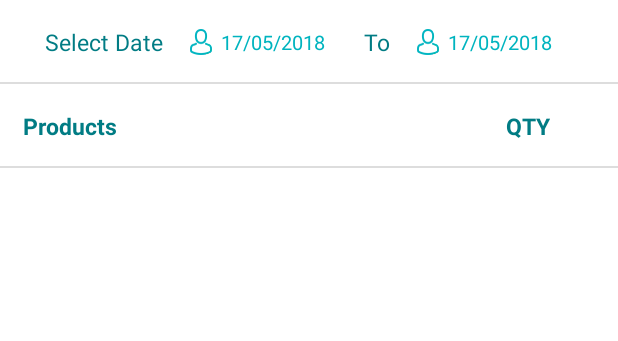
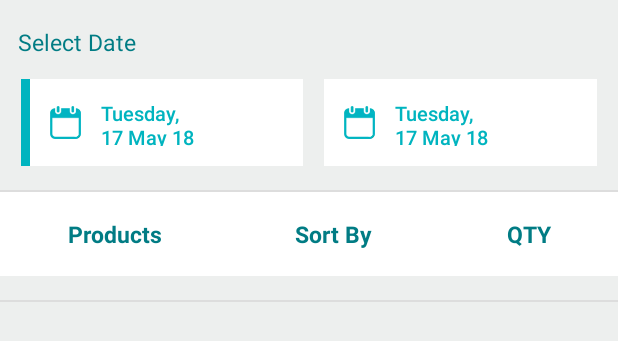
Before and after one commit to sandeepbahalkar123/pharmEasyRetailApp_repo, an Android app: the layout shortbook.xml on its own in the app's theme, with its tools: preview values and no code run, on a phone screen of 412 x 824 dp. Shown: the top 341 px of the screen. Run offline under Robolectric (Android 15) with nearby library versions, the phone set to English and light mode, and no system bars.

Commit message:
modified shortbook ui

```diff
--- a/app/src/main/res/layout/shortbook.xml
+++ b/app/src/main/res/layout/shortbook.xml
@@ -4,7 +4,7 @@
     xmlns:tools="http://schemas.android.com/tools"
     android:layout_width="match_parent"
     android:layout_height="match_parent"
-    android:background="@color/white">
+    android:background="@color/daybooklightgreycolor">
 
     <LinearLayout
         android:id="@+id/mainlayout"
@@ -12,63 +12,91 @@
         android:layout_height="match_parent"
         android:orientation="vertical">
 
-        <LinearLayout
-            android:id="@+id/selectdatelayout"
-            android:layout_width="match_parent"
-            android:layout_height="wrap_content"
-            android:layout_marginLeft="@dimen/dp30"
-            android:layout_marginTop="@dimen/dp17"
-            android:orientation="horizontal">
-
         <TextView
             android:layout_width="wrap_content"
             android:layout_height="wrap_content"
-                android:layout_gravity="center"
-                android:layout_weight="0.1"
+            android:layout_marginLeft="@dimen/dp12"
+            android:layout_marginTop="@dimen/dp17"
             android:fontFamily="@font/roboto_regular"
             android:text="@string/select_date"
             android:textColor="@color/dayBookTextColor"
             android:textSize="@dimen/sp15" />
 
-            <TextView
-                android:id="@+id/selectdateValue"
+        <LinearLayout
+            android:id="@+id/selectdatelayout"
+            android:layout_width="match_parent"
+            android:layout_height="@dimen/dp58"
+            android:layout_marginLeft="@dimen/dp14"
+            android:layout_marginTop="@dimen/dp14"
+            android:orientation="horizontal">
+
+            <LinearLayout
+                android:id="@+id/toDateMainLayout"
                 android:layout_width="wrap_content"
                 android:layout_height="wrap_content"
-                android:layout_gravity="center"
-                android:layout_marginLeft="@dimen/dp10"
-                android:layout_marginRight="@dimen/dp10"
-                android:layout_weight="0.2"
-                android:drawableLeft="@drawable/login_username"
-                android:drawablePadding="@dimen/dp6"
-                android:fontFamily="@font/roboto_regular"
+                android:layout_weight="1.0"
+                android:background="@color/white">
+
+                <View
+                    android:layout_width="@dimen/dp6"
+                    android:layout_height="wrap_content"
+                    android:background="@color/themecolor" />
+
+                <ImageView
+                    android:layout_width="wrap_content"
+                    android:layout_height="wrap_content"
+                    android:layout_gravity="center_vertical"
+                    android:padding="@dimen/dp13"
+                    android:src="@drawable/calendar" />
+
+                <TextView
+                    android:id="@+id/toDateValue"
+                    android:layout_width="wrap_content"
+                    android:layout_height="wrap_content"
+                    android:layout_gravity="center_vertical"
+                    android:fontFamily="@font/roboto_medium"
+                    android:paddingBottom="@dimen/dp13"
+                    android:paddingEnd="@dimen/dp48"
+                    android:paddingRight="@dimen/dp48"
+                    android:paddingTop="@dimen/dp13"
                     android:textColor="@color/themecolor"
                     android:textSize="@dimen/sp13"
-                tools:text="17/05/2018" />
+                    tools:text="Tuesday, \n17 May 18" />
+
+            </LinearLayout>
+
+            <LinearLayout
+                android:id="@+id/fromDateMainLayout"
+                android:layout_width="wrap_content"
+                android:layout_height="wrap_content"
+                android:layout_marginLeft="@dimen/dp14"
+                android:layout_marginRight="@dimen/dp14"
+                android:layout_weight="1.0"
+                android:background="@color/white">
+
+                <ImageView
+                    android:layout_width="wrap_content"
+                    android:layout_height="wrap_content"
+                    android:layout_gravity="center_vertical"
+                    android:padding="@dimen/dp13"
+                    android:src="@drawable/calendar" />
 
                 <TextView
+                    android:id="@+id/fromDateValue"
                     android:layout_width="wrap_content"
                     android:layout_height="wrap_content"
-                android:layout_gravity="center"
-                android:layout_weight="0.1"
-                android:fontFamily="@font/roboto_regular"
-                android:text="@string/toDate"
-                android:textColor="@color/dayBookTextColor"
-                android:textSize="@dimen/sp15" />
-
-            <TextView
-                android:id="@+id/todateValue"
-                android:layout_width="wrap_content"
-                android:layout_height="wrap_content"
-                android:layout_gravity="center"
-                android:layout_marginLeft="@dimen/dp10"
-                android:layout_marginRight="@dimen/dp10"
-                android:layout_weight="0.4"
-                android:drawableLeft="@drawable/login_username"
-                android:drawablePadding="@dimen/dp6"
-                android:fontFamily="@font/roboto_regular"
+                    android:layout_gravity="center_vertical"
+                    android:fontFamily="@font/roboto_medium"
+                    android:paddingBottom="@dimen/dp13"
+                    android:paddingEnd="@dimen/dp48"
+                    android:paddingRight="@dimen/dp48"
+                    android:paddingTop="@dimen/dp13"
                     android:textColor="@color/themecolor"
                     android:textSize="@dimen/sp13"
-                tools:text="17/05/2018" />
+                    tools:text="Tuesday, \n17 May 18" />
+
+            </LinearLayout>
+
         </LinearLayout>
 
         <View
@@ -77,34 +105,51 @@
             android:layout_marginTop="@dimen/dp16"
             android:background="@color/dividercolor" />
 
-        <RelativeLayout
-            android:id="@+id/particularlayout"
+        <LinearLayout
+            android:id="@+id/productslayout"
             android:layout_width="match_parent"
             android:layout_height="wrap_content"
-            android:layout_marginLeft="@dimen/dp15"
-            android:layout_marginTop="@dimen/dp17">
+            android:background="@color/white"
+            android:orientation="horizontal">
 
             <TextView
                 android:layout_width="wrap_content"
                 android:layout_height="wrap_content"
-                android:layout_alignParentLeft="true"
-                android:layout_gravity="center"
+                android:layout_gravity="center_horizontal"
+                android:layout_weight="1.0"
                 android:fontFamily="@font/roboto_bold"
+                android:gravity="center"
+                android:paddingBottom="@dimen/dp17"
+                android:paddingTop="@dimen/dp17"
                 android:text="@string/products"
                 android:textColor="@color/dayBookTextColor"
                 android:textSize="@dimen/sp15" />
 
+            <TextView
+                android:id="@+id/sortBy"
+                android:layout_width="wrap_content"
+                android:layout_height="wrap_content"
+                android:layout_weight="1.0"
+                android:fontFamily="@font/roboto_bold"
+                android:gravity="center"
+                android:paddingBottom="@dimen/dp17"
+                android:paddingTop="@dimen/dp17"
+                android:text="@string/sortBy"
+                android:textColor="@color/dayBookTextColor"
+                android:textSize="@dimen/sp15" />
 
             <TextView
                 android:layout_width="wrap_content"
                 android:layout_height="wrap_content"
-                android:layout_alignParentRight="true"
-                android:layout_marginRight="@dimen/dp45"
+                android:layout_weight="1.0"
                 android:fontFamily="@font/roboto_bold"
+                android:gravity="center"
+                android:paddingBottom="@dimen/dp17"
+                android:paddingTop="@dimen/dp17"
                 android:text="@string/quantity"
                 android:textColor="@color/dayBookTextColor"
                 android:textSize="@dimen/sp15" />
-        </RelativeLayout>
+        </LinearLayout>
 
         <View
             android:layout_width="match_parent"
@@ -120,7 +165,6 @@
         </android.support.v7.widget.RecyclerView>
 
 
-
     </LinearLayout>
 
 
--- a/app/src/main/res/values/strings.xml
+++ b/app/src/main/res/values/strings.xml
@@ -64,6 +64,7 @@
     <string name="doctorMobileNo">Mobile No :</string>
     <string name="totalUnits">Total Units :&#160;</string>
     <string name="totalAmount">Total Amt :&#160;</string>
+    <string name="sortBy">Sort By</string>
 
 
     <!--<string name="template_list">Template List</string>-->
```
Lines whose indentation alone changed are shown as unchanged.
